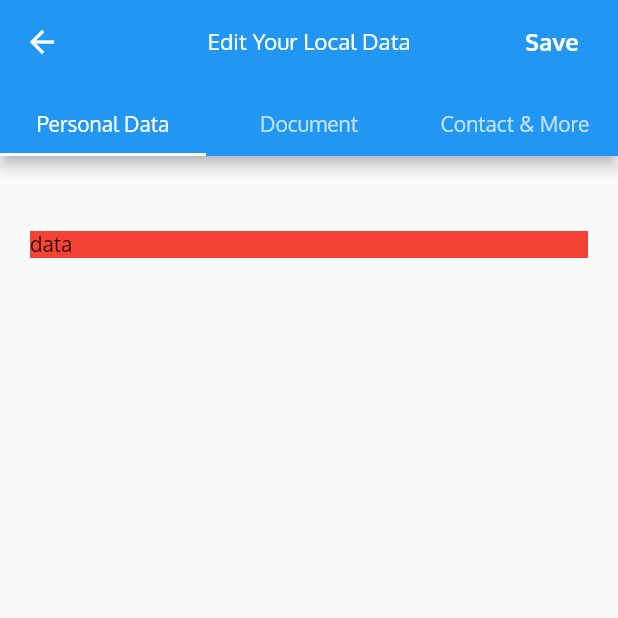
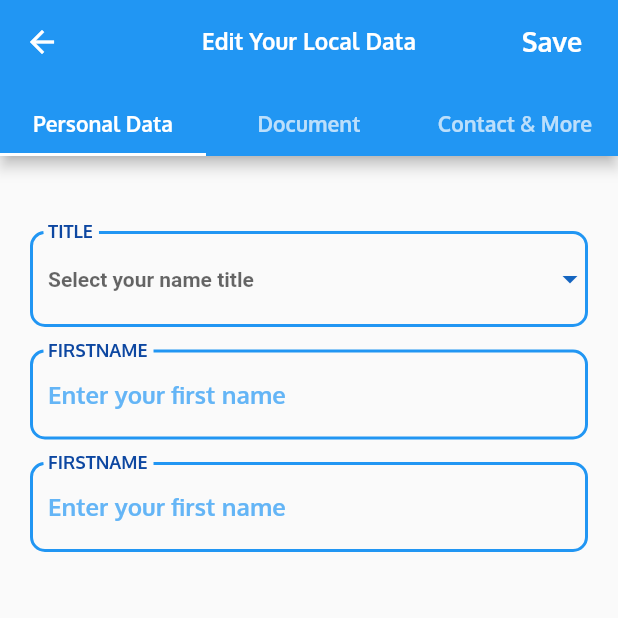
Before and after one commit to DInuwan97/Airline_test_widgets, a Flutter app: the screen it shows after launch, in the side drawer, after a tap on "Local Data", on a phone screen of 412 x 824 dp, the top half of it. Run offline on Flutter 3.47's test engine with Material 2 defaults, Android fonts, the phone set to English and light mode, and no system bars; our stand-ins replace date_format, device_preview, dio, font_awesome_flutter; missing offline and left inert: fancy_alert_dialog, flutter_rounded_date_picker, select_dialog, square_in_app_payments.

Commit message:
more ui done

```diff
--- a/lib/screens/localData/LocalDataScreen.dart
+++ b/lib/screens/localData/LocalDataScreen.dart
@@ -26,6 +26,7 @@ class _LocalDataScreenState extends State<LocalDataScreen> {
                 'Edit Your Local Data',
                 style: TextStyle(
                   fontSize: 15,
+                  fontWeight: FontWeight.bold,
                 ),
               ),
               actions: [
@@ -35,7 +36,7 @@ class _LocalDataScreenState extends State<LocalDataScreen> {
                     'Save',
                     style: TextStyle(
                       color: Colors.white,
-                      fontSize: 16,
+                      fontSize: 18,
                       fontWeight: FontWeight.bold,
                     ),
                   ),
@@ -44,16 +45,31 @@ class _LocalDataScreenState extends State<LocalDataScreen> {
               bottom: TabBar(tabs: [
                 Container(
                   padding: EdgeInsets.symmetric(vertical: 10),
-                  child: Text('Personal Data'),
+                  child: Text(
+                    'Personal Data',
+                    style: TextStyle(
+                      fontWeight: FontWeight.bold,
+                    ),
+                  ),
                 ),
                 Container(
                   padding: EdgeInsets.symmetric(vertical: 10),
-                  child: Text('Document'),
+                  child: Text(
+                    'Document',
+                    style: TextStyle(
+                      fontWeight: FontWeight.bold,
+                    ),
+                  ),
                 ),
                 Container(
                   padding: EdgeInsets.symmetric(vertical: 10),
                   child: FittedBox(
-                    child: Text('Contact & More'),
+                    child: Text(
+                      'Contact & More',
+                      style: TextStyle(
+                        fontWeight: FontWeight.bold,
+                      ),
+                    ),
                   ),
                 )
               ]),
--- a/lib/screens/localData/PersonalData.dart
+++ b/lib/screens/localData/PersonalData.dart
@@ -6,24 +6,165 @@ class PersonalData extends StatefulWidget {
 }
 
 class _PersonalDataState extends State<PersonalData> {
+  String _titleField;
+
   @override
   Widget build(BuildContext context) {
     return Container(
         padding: EdgeInsets.symmetric(vertical: 50, horizontal: 20),
         // decoration: BoxDecoration(
         //   gradient: LinearGradient(
-      //     colors: [Colors.cyan[50], Colors.cyan[100]],
-      //     begin: Alignment.topLeft,
-      //     end: Alignment.bottomRight,
+        //     colors: [
+        //       Colors.blue[100],
+        //       Colors.green[50],
+        //     ],
+        //     begin: Alignment.topCenter,
+        //     end: Alignment.bottomCenter,
         //     tileMode: TileMode.clamp,
         //   ),
         // ),
-      child: SingleChildScrollView(
-        child: Container(
-          decoration: BoxDecoration(color: Colors.red),
-          child: Text('data'),
+        child: Form(
+          child: ListView(
+            children: [
+              DropdownButtonFormField(
+                style: TextStyle(
+                  color: Colors.indigo[600],
+                  fontWeight: FontWeight.bold,
+                ),
+                autovalidate: true,
+                elevation: 4,
+                value: _titleField,
+                onChanged: (val) {
+                  setState(() {
+                    _titleField = val;
+                  });
+                },
+                autofocus: false,
+                dropdownColor: Colors.blue[50],
+                iconEnabledColor: Colors.blue[800],
+                decoration: InputDecoration(
+                  fillColor: Colors.blue[900],
+                  floatingLabelBehavior: FloatingLabelBehavior.always,
+                  labelStyle: TextStyle(
+                    color: Colors.blue[900],
+                    fontWeight: FontWeight.bold,
+                  ),
+                  hintText: 'Select your name title',
+                  hintStyle: TextStyle(
+                    color: Colors.blue[300],
+                    fontWeight: FontWeight.bold,
+                  ),
+                  labelText: 'TITLE',
+                  enabledBorder: OutlineInputBorder(
+                    borderSide: BorderSide(
+                      color: Colors.blue,
+                      width: 2,
+                    ),
+                    borderRadius: BorderRadius.circular(10),
+                  ),
+                  focusedBorder: OutlineInputBorder(
+                    borderSide: BorderSide(
+                      color: Colors.blue[900],
+                      width: 2,
+                    ),
+                    borderRadius: BorderRadius.circular(10),
                   ),
                 ),
-    );
+                items: [
+                  DropdownMenuItem(
+                    child: Text('option1'),
+                    value: 1,
+                  ),
+                  DropdownMenuItem(
+                    child: Text('option2'),
+                    value: 2,
+                  ),
+                ],
+              ),
+              SizedBox(
+                height: 15,
+              ),
+              TextFormField(
+                autocorrect: true,
+                style: TextStyle(
+                  color: Colors.blue[600],
+                  fontWeight: FontWeight.bold,
+                ),
+                autovalidate: true,
+                decoration: InputDecoration(
+                  fillColor: Colors.blue[900],
+                  floatingLabelBehavior: FloatingLabelBehavior.always,
+                  labelStyle: TextStyle(
+                    color: Colors.blue[900],
+                    fontWeight: FontWeight.bold,
+                  ),
+                  hintText: 'Enter your first name',
+                  hintStyle: TextStyle(
+                    color: Colors.blue[300],
+                    fontWeight: FontWeight.bold,
+                  ),
+                  labelText: 'FIRSTNAME',
+                  enabledBorder: OutlineInputBorder(
+                    borderSide: BorderSide(
+                      color: Colors.blue,
+                      width: 2,
+                    ),
+                    borderRadius: BorderRadius.circular(10),
+                  ),
+                  focusedBorder: OutlineInputBorder(
+                    borderSide: BorderSide(
+                      color: Colors.blue[900],
+                      width: 2,
+                    ),
+                    borderRadius: BorderRadius.circular(10),
+                  ),
+                ),
+              ),
+              SizedBox(
+                height: 15,
+              ),
+              TextFormField(
+                autocorrect: true,
+                style: TextStyle(
+                  color: Colors.blue[600],
+                  fontWeight: FontWeight.bold,
+                ),
+                autovalidate: true,
+                decoration: InputDecoration(
+
+                  fillColor: Colors.blue[900],
+                  floatingLabelBehavior: FloatingLabelBehavior.always,
+                  labelStyle: TextStyle(
+                    color: Colors.blue[900],
+                    fontWeight: FontWeight.bold,
+                  ),
+                  hintText: 'Enter your first name',
+                  hintStyle: TextStyle(
+                    color: Colors.blue[300],
+                    fontWeight: FontWeight.bold,
+                  ),
+                  labelText: 'FIRSTNAME',
+                  enabledBorder: OutlineInputBorder(
+                    borderSide: BorderSide(
+                      color: Colors.blue,
+                      width: 2,
+                    ),
+                    borderRadius: BorderRadius.circular(10),
+                  ),
+                  focusedBorder: OutlineInputBorder(
+                    borderSide: BorderSide(
+                      color: Colors.blue[900],
+                      width: 2,
+                    ),
+                    borderRadius: BorderRadius.circular(10),
+                  ),
+                ),
+              ),
+              SizedBox(
+                height: 15,
+              )
+            ],
+          ),
+        ));
   }
 }
--- a/pubspec.yaml
+++ b/pubspec.yaml
@@ -40,8 +40,7 @@ dependencies:
   cupertino_icons: ^0.1.3
   font_awesome_flutter: ^8.5.0
   device_preview: ^0.4.5
-  provider: ^3.2.0
-
+  provider: ^4.1.3
 
 dev_dependencies:
   flutter_test:
```
Also changed, not shown: pubspec.lock. Lines whose indentation alone changed are shown as unchanged.
